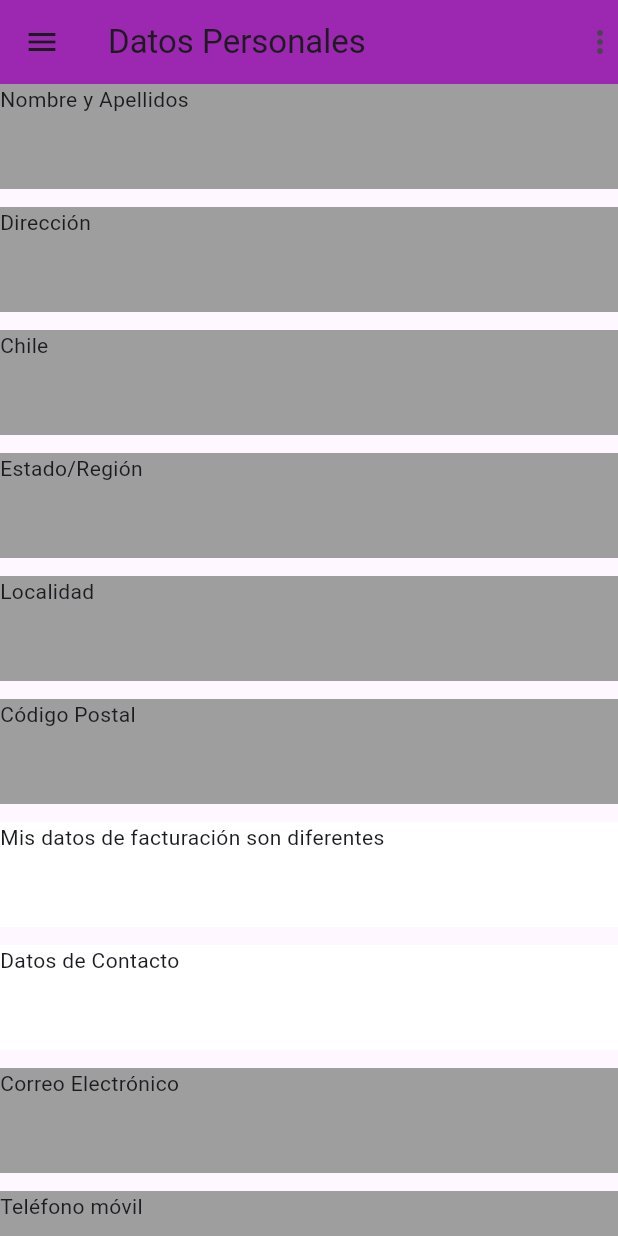
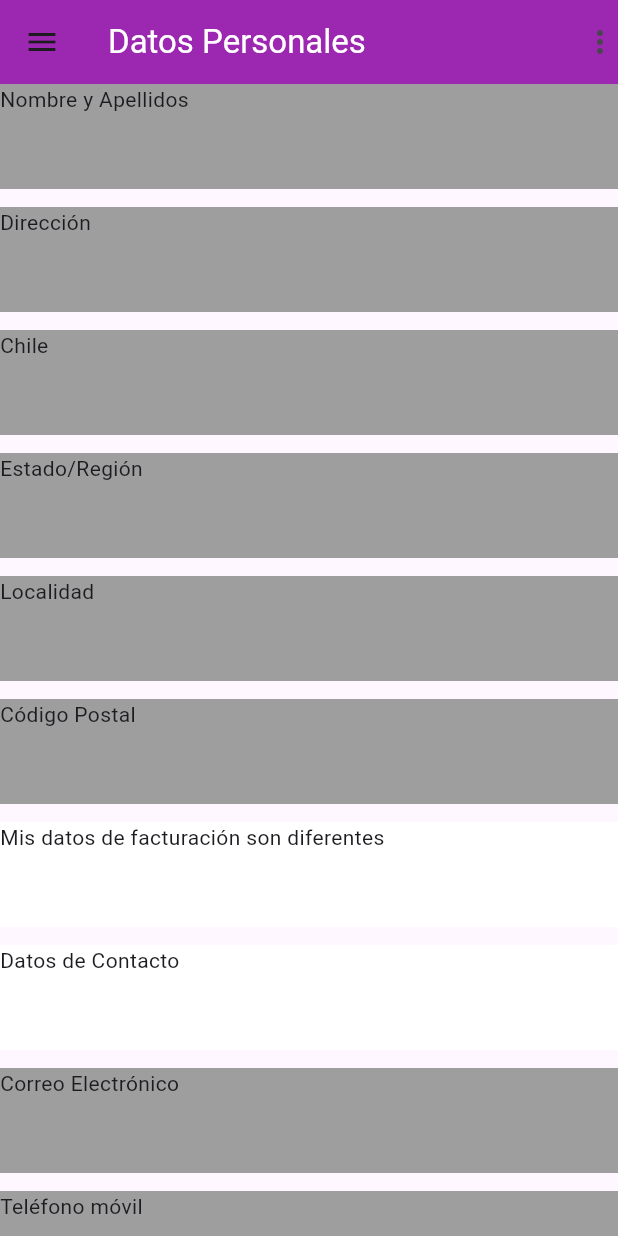
Before and after one commit to useer-oliver/reposi, a Flutter app: the screen it shows after launch, on a phone screen of 412 x 824 dp. Run offline on Flutter 3.47's test engine with Material 3 defaults, Android fonts, the phone set to English and light mode, and no system bars; our stand-ins replace flex_color_scheme.

Commit message:
09/09/25.Oliver Caballero subió evaluación Flutter

```diff
--- a/flutter_application_1/lib/main.dart
+++ b/flutter_application_1/lib/main.dart
@@ -14,7 +14,7 @@ class MainApp extends StatelessWidget {
       home: Scaffold(
         appBar: AppBar(
           leading: const Icon(Icons.menu), // Ícono de menú
-          title: const Text('Datos Personales'), // Título de la AppBar
+          title: const Text('Datos Personales', style: TextStyle(color: Colors.white)), // Título de la AppBar
           backgroundColor: Colors.purple,
           actions: const [
             Icon(Icons.more_vert), // Ícono de more_vert
```
